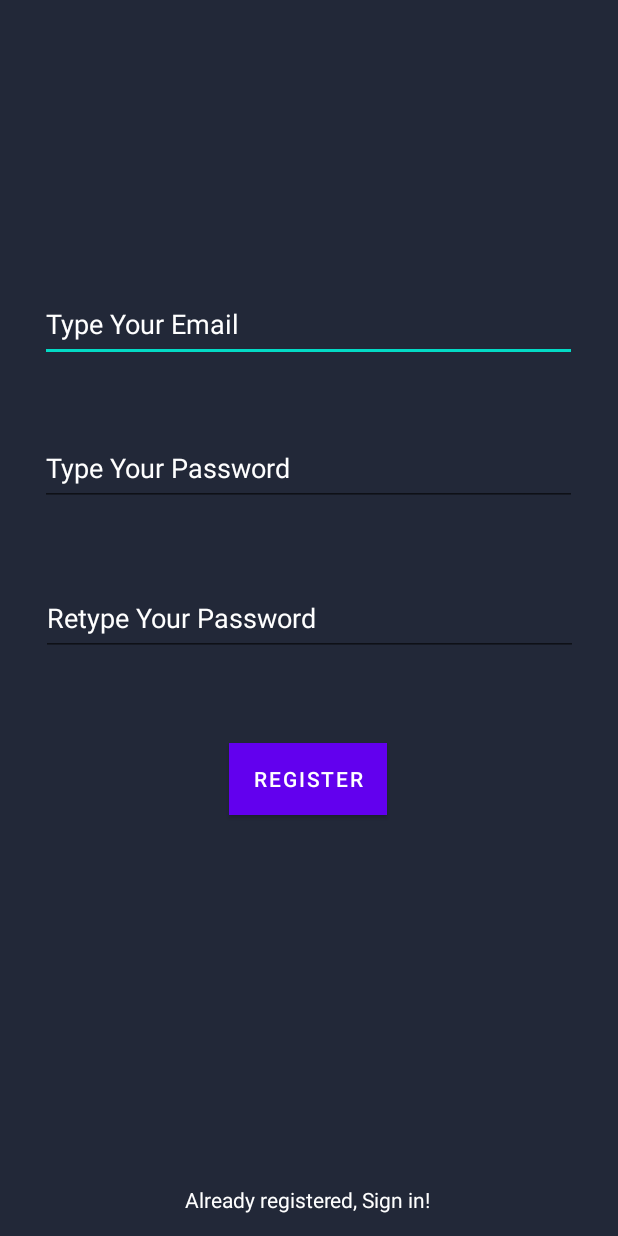
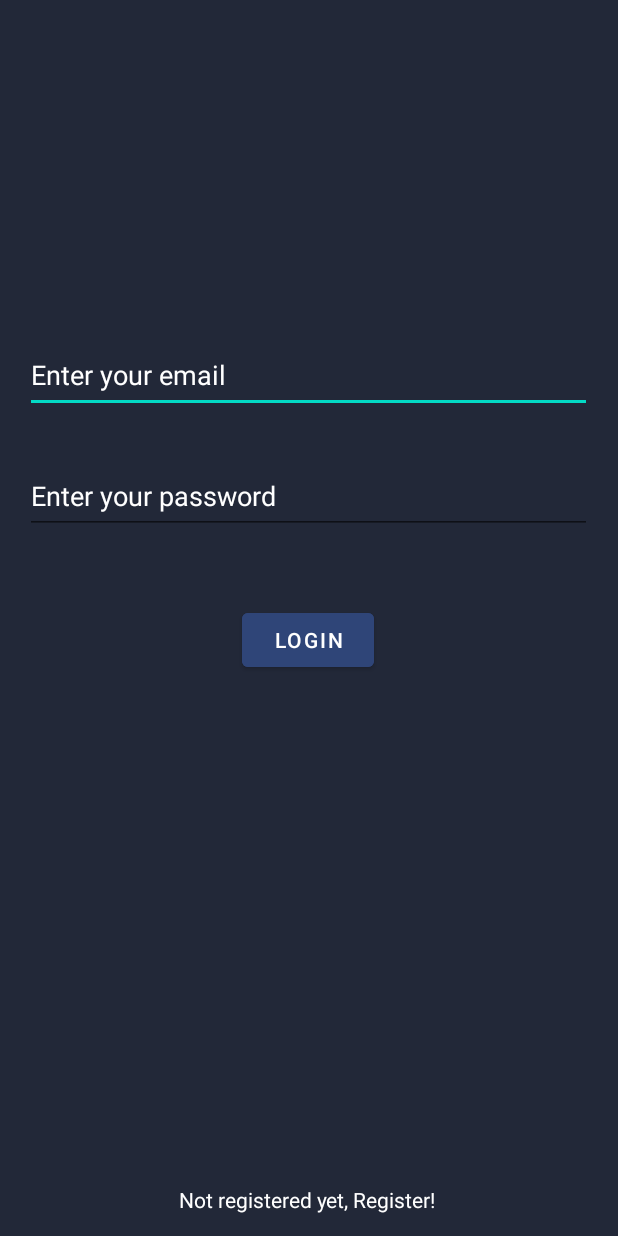
Before and after one commit to Zama-Ndongmo-Divine/BMICalculator, an Android app: the screen it shows after launch (RegisterActivity before the commit, LoginActivity after it), after a tap on "Not registered yet, Register!", on a phone screen of 412 x 824 dp. Run offline under Robolectric (Android 15) with nearby library versions, the phone set to English and light mode, and no system bars; our stand-ins replace Firebase (no records; nobody signed in at launch, a user with empty details on screens opened directly); 2 statements that could not run were skipped.

```diff
--- a/app/build.gradle
+++ b/app/build.gradle
@@ -46,6 +46,7 @@ dependencies {
     implementation 'androidx.annotation:annotation:1.5.0'
     implementation 'androidx.lifecycle:lifecycle-livedata-ktx:2.5.1'
     implementation 'androidx.lifecycle:lifecycle-viewmodel-ktx:2.5.1'
+    implementation 'com.google.firebase:firebase-database-ktx:20.1.0'
     testImplementation 'junit:junit:4.13.2'
     androidTestImplementation 'androidx.test.ext:junit:1.1.5'
     androidTestImplementation 'androidx.test.espresso:espresso-core:3.5.1'
--- a/app/src/main/java/com/example/bmicalculator/RegisterActivity.kt
+++ /dev/null
@@ -1,52 +0,0 @@
-package com.example.bmicalculator
-
-import android.content.Intent
-import androidx.appcompat.app.AppCompatActivity
-import android.os.Bundle
-import android.widget.Toast
-import com.example.bmicalculator.databinding.ActivityRegisterBinding
-import com.google.firebase.auth.FirebaseAuth
-
-class RegisterActivity : AppCompatActivity() {
-
-    private lateinit var binding: ActivityRegisterBinding
-    private lateinit var firebaseAuth: FirebaseAuth
-
-    override fun onCreate(savedInstanceState: Bundle?) {
-        super.onCreate(savedInstanceState)
-        binding = ActivityRegisterBinding.inflate(layoutInflater)
-        setContentView(binding.root)
-
-        firebaseAuth = FirebaseAuth.getInstance()
-
-        binding.regSI.setOnClickListener {
-            val intent = Intent (this, LoginActivity::class.java)
-            startActivity(intent)
-        }
-
-        binding.register.setOnClickListener {
-            val email = binding.email.text.toString()
-            val pass = binding.pass1.text.toString()
-            val cpass = binding.pass2.text.toString()
-
-            if (email.isNotEmpty() && pass.isNotEmpty() && cpass.isNotEmpty()) {
-                if (pass == cpass) {
-                    firebaseAuth.createUserWithEmailAndPassword(email, pass).addOnCompleteListener {
-                        if (it.isSuccessful) {
-                            val intent = Intent (this, LoginActivity::class.java)
-                            startActivity(intent)
-                        }else{
-                            Toast.makeText(this, it.exception.toString(), Toast.LENGTH_SHORT).show()
-
-                        }
-                    }
-                }else{
-                    Toast.makeText(this, "Password not matching", Toast.LENGTH_SHORT).show()
-                }
-            }else{
-                Toast.makeText(this, "Empty fields are not allowed", Toast.LENGTH_SHORT).show()
-
-            }
-        }
-    }
-}
--- /dev/null
+++ b/app/src/main/java/com/example/bmicalculator/Users.kt
@@ -0,0 +1,4 @@
+package com.example.bmicalculator
+
+data class Users (val bmiID : String? = null, val bmiName : String? = null, val bmi2dp : Float? = null) {
+}
--- a/app/src/main/res/layout/activity_register.xml
+++ /dev/null
@@ -1,82 +0,0 @@
-<?xml version="1.0" encoding="utf-8"?>
-<androidx.constraintlayout.widget.ConstraintLayout xmlns:android="http://schemas.android.com/apk/res/android"
-    xmlns:app="http://schemas.android.com/apk/res-auto"
-    xmlns:tools="http://schemas.android.com/tools"
-    android:layout_width="match_parent"
-    android:layout_height="match_parent"
-    android:background="@color/layout_background"
-    tools:context=".RegisterActivity">
-
-    <EditText
-        android:id="@+id/email"
-        android:layout_width="358dp"
-        android:layout_height="50dp"
-        android:ems="10"
-        android:hint="Type Your Email"
-        android:inputType="textPersonName"
-        android:textColor="@color/white"
-        android:textColorHint="@color/white"
-        app:layout_constraintBottom_toBottomOf="parent"
-        app:layout_constraintEnd_toEndOf="parent"
-        app:layout_constraintHorizontal_bias="0.497"
-        app:layout_constraintStart_toStartOf="parent"
-        app:layout_constraintTop_toTopOf="parent"
-        app:layout_constraintVertical_bias="0.247" />
-
-    <EditText
-        android:id="@+id/pass1"
-        android:layout_width="358dp"
-        android:layout_height="50dp"
-        android:ems="10"
-        android:hint="Type Your Password"
-        android:inputType="textPassword"
-        android:textColor="@color/white"
-        android:textColorHint="@color/white"
-        app:layout_constraintBottom_toBottomOf="parent"
-        app:layout_constraintEnd_toEndOf="parent"
-        app:layout_constraintHorizontal_bias="0.49"
-        app:layout_constraintStart_toStartOf="parent"
-        app:layout_constraintTop_toTopOf="parent"
-        app:layout_constraintVertical_bias="0.371" />
-
-    <EditText
-        android:id="@+id/pass2"
-        android:layout_width="358dp"
-        android:layout_height="50dp"
-        android:ems="10"
-        android:hint="Retype Your Password"
-        android:inputType="textPassword"
-        android:textColor="@color/white"
-        android:textColorHint="@color/white"
-        app:layout_constraintBottom_toBottomOf="parent"
-        app:layout_constraintEnd_toEndOf="parent"
-        app:layout_constraintHorizontal_bias="0.5"
-        app:layout_constraintStart_toStartOf="parent"
-        app:layout_constraintTop_toTopOf="parent" />
-
-    <Button
-        android:id="@+id/register"
-        android:layout_width="wrap_content"
-        android:layout_height="wrap_content"
-        android:background="@color/material_dynamic_primary30"
-        android:text="REGISTER"
-        app:layout_constraintBottom_toBottomOf="parent"
-        app:layout_constraintEnd_toEndOf="parent"
-        app:layout_constraintHorizontal_bias="0.498"
-        app:layout_constraintStart_toStartOf="parent"
-        app:layout_constraintTop_toTopOf="parent"
-        app:layout_constraintVertical_bias="0.638" />
-
-    <TextView
-        android:id="@+id/regSI"
-        android:layout_width="wrap_content"
-        android:layout_height="wrap_content"
-        android:text="Already registered, Sign in!"
-        android:textColor="@color/white"
-        app:layout_constraintBottom_toBottomOf="parent"
-        app:layout_constraintEnd_toEndOf="parent"
-        app:layout_constraintHorizontal_bias="0.497"
-        app:layout_constraintStart_toStartOf="parent"
-        app:layout_constraintTop_toTopOf="parent"
-        app:layout_constraintVertical_bias="0.982" />
-</androidx.constraintlayout.widget.ConstraintLayout>
```
Also changed, not shown: app/src/main/AndroidManifest.xml (+28 -6 lines), app/src/main/java/com/example/bmicalculator/MainActivity.kt (+28 -4 lines), app/src/main/res/layout/activity_main.xml (+26 -2 lines), 2 other files.
